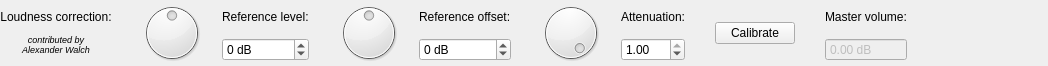
Before: the Qt Designer form Editor/guis/LoudnessCorrectionFilterGUI.ui in 115dkk/EqualizerAPO-XT, drawn with Qt 5.
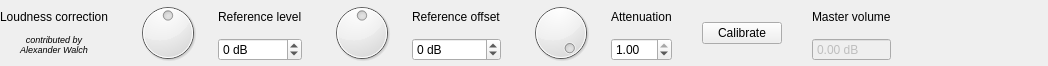
After: the same form once the commit is applied. Custom widgets are drawn as their Qt base class.

Commit message: feat(editor): purge native spin buttons from command rows (X1, X4, X5)

Patch:
```diff
--- a/Editor/guis/LoudnessCorrectionFilterGUI.ui
+++ b/Editor/guis/LoudnessCorrectionFilterGUI.ui
@@ -70,7 +70,7 @@
       </sizepolicy>
      </property>
      <property name="text">
-      <string>Reference level:</string>
+      <string>Reference level</string>
      </property>
     </widget>
    </item>
@@ -90,7 +90,7 @@
    <item row="0" column="13">
     <widget class="QLabel" name="volumeLabel">
      <property name="text">
-      <string>Master volume:</string>
+      <string>Master volume</string>
      </property>
     </widget>
    </item>
@@ -157,7 +157,7 @@
       </sizepolicy>
      </property>
      <property name="text">
-      <string>Attenuation:</string>
+      <string>Attenuation</string>
      </property>
     </widget>
    </item>
@@ -250,7 +250,7 @@
       </sizepolicy>
      </property>
      <property name="text">
-      <string>Reference offset:</string>
+      <string>Reference offset</string>
      </property>
     </widget>
    </item>
@@ -298,7 +298,7 @@
       </sizepolicy>
      </property>
      <property name="text">
-      <string>Loudness correction:</string>
+      <string>Loudness correction</string>
      </property>
      <property name="alignment">
       <set>Qt::AlignCenter</set>
@@ -336,6 +336,16 @@
    <extends>QDial</extends>
    <header>Editor/widgets/AudioKnob.h</header>
   </customwidget>
+  <customwidget>
+   <class>ValueScrubBox</class>
+   <extends>QDoubleSpinBox</extends>
+   <header>Editor/widgets/ValueScrubBox.h</header>
+  </customwidget>
+  <customwidget>
+   <class>ValueScrubIntBox</class>
+   <extends>QSpinBox</extends>
+   <header>Editor/widgets/ValueScrubBox.h</header>
+  </customwidget>
  </customwidgets>
  <resources/>
  <connections>
```
Left out of the diff: 8 changed lines with no effect on the pictures. The commit also changes 16 other files.
